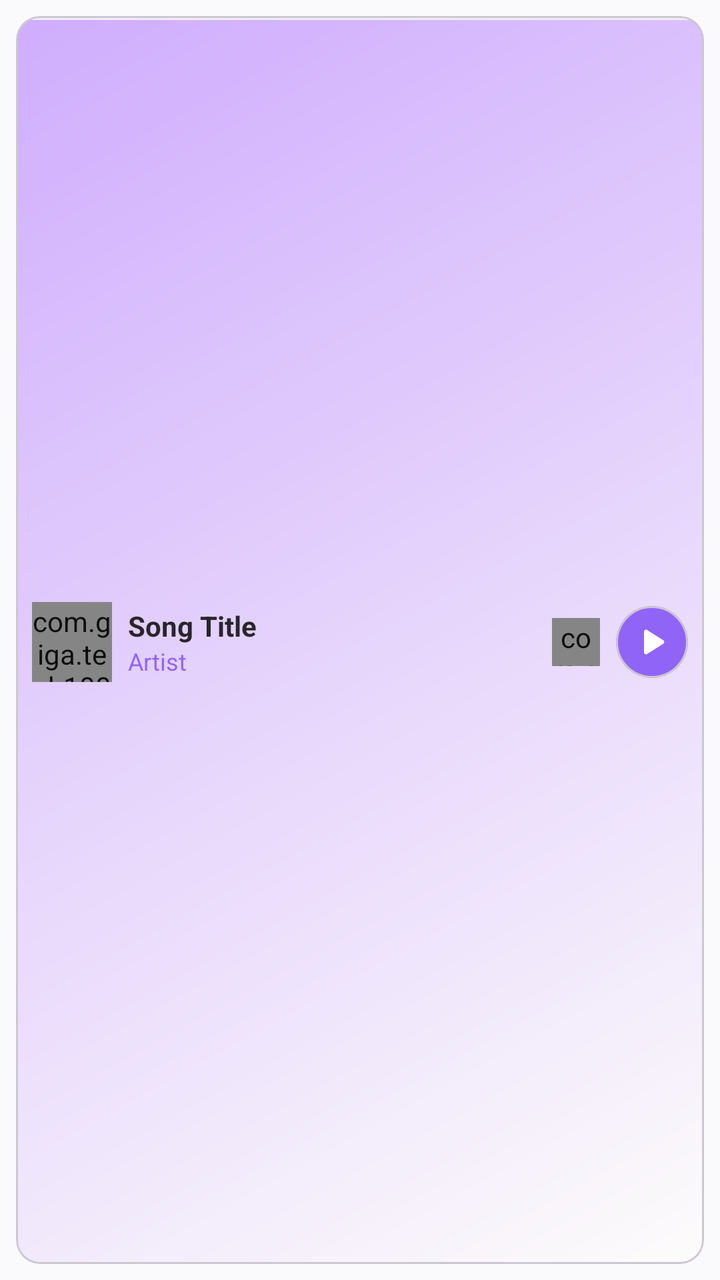
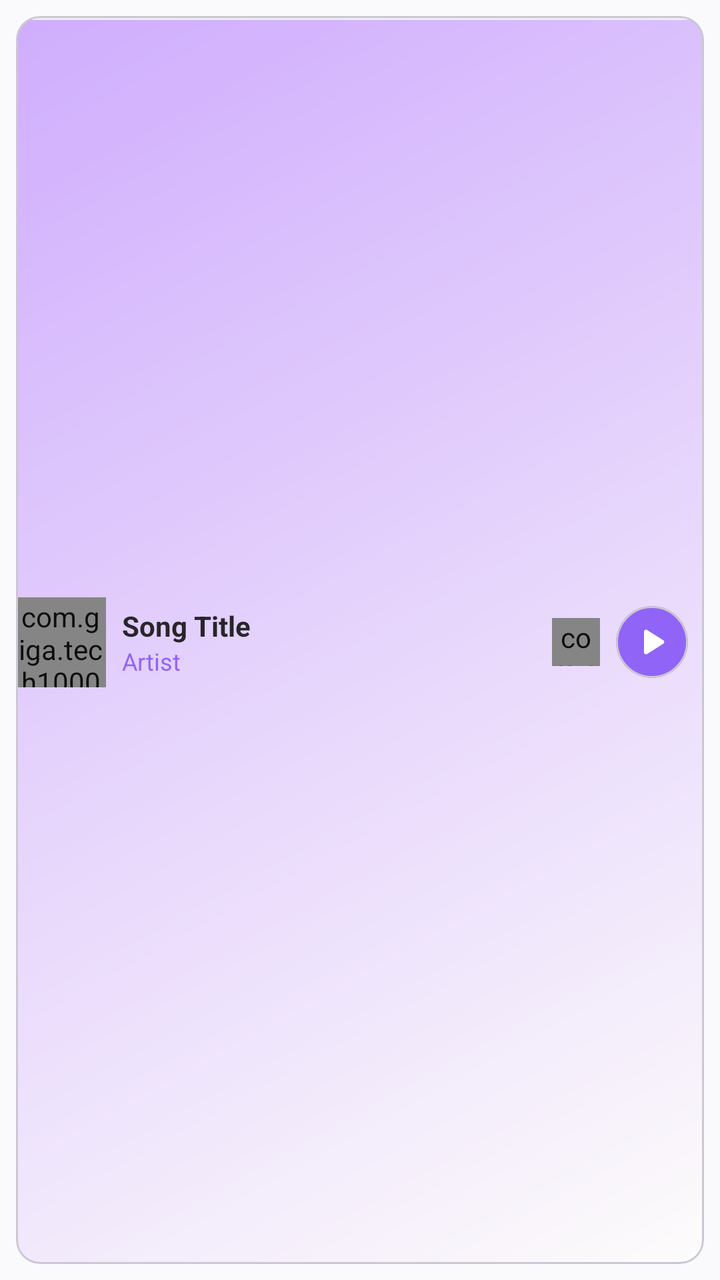

Screens rendered from an Android XML layout before and after an edit, with the pre-edit source and the edit as a unified diff.
<!-- AndroidManifest.xml: application theme Theme.HeartBeatz -->
<!-- res/layout/media_player_bar_bottom_sheet.xml -->
<?xml version="1.0" encoding="utf-8"?>
<FrameLayout xmlns:android="http://schemas.android.com/apk/res/android"
    xmlns:app="http://schemas.android.com/apk/res-auto"
    android:id="@+id/mini_player_view"
    android:layout_width="match_parent"
    android:layout_height="@dimen/media_player_bar_height"
    android:background="?attr/android:colorBackground"
    android:padding="8dp">

    <com.google.android.material.card.MaterialCardView
        android:layout_width="match_parent"
        android:layout_height="match_parent"
        android:alpha="0.95"
        app:cardCornerRadius="12dp"
        app:cardElevation="0dp">

        <LinearLayout
            android:id="@+id/background_view"
            android:layout_width="match_parent"
            android:layout_height="match_parent"
            android:orientation="vertical">

            
            <com.google.android.material.progressindicator.LinearProgressIndicator
                android:id="@+id/progress_bar_indicator"
                android:layout_width="match_parent"
                android:layout_height="6dp"
                android:max="100"
                android:progress="35"
                app:indicatorColor="?attr/colorPrimary"
                app:trackColor="?attr/colorSurfaceVariant"
                app:trackCornerRadius="6dp"
                app:trackThickness="2dp" />

            
            <LinearLayout
                android:id="@+id/mini_player_controls_wrapper"
                android:layout_width="match_parent"
                android:layout_height="match_parent"
                android:gravity="center_vertical"
                android:background="@drawable/bg_vibrant_gradient_2"
                android:orientation="horizontal"
                android:paddingHorizontal="8dp">

                
                <com.giga.tech1000.heartbeatz.theme.GradientImageView
                    android:id="@+id/bar_album_art"
                    android:layout_width="40dp"
                    android:layout_height="40dp"
                    android:scaleType="centerCrop"
                    android:src="@drawable/album_24px"
                    app:shapeAppearanceOverlay="@style/ShapeAppearance.Material3.MediumComponent" />

                
                <LinearLayout
                    android:layout_width="0dp"
                    android:layout_height="wrap_content"
                    android:layout_marginStart="8dp"
                    android:layout_weight="1"
                    android:orientation="vertical">

                    <TextView
                        android:id="@+id/bar_song_title"
                        android:layout_width="wrap_content"
                        android:layout_height="wrap_content"
                        android:maxLines="1"
                        android:ellipsize="marquee"
                        android:singleLine="true"
                        android:focusable="true"
                        android:focusableInTouchMode="true"
                        android:marqueeRepeatLimit="marquee_forever"
                        android:text="Song Title"
                        android:textSize="14sp"
                        android:textStyle="bold"
                        android:textColor="?attr/colorOnSurface" />

                    <TextView
                        android:id="@+id/bar_song_artist"
                        android:layout_width="wrap_content"
                        android:layout_height="wrap_content"
                        android:maxLines="1"
                        android:ellipsize="end"
                        android:text="Artist"
                        android:textSize="12sp"
                        android:textColor="?attr/colorPrimary" />
                </LinearLayout>

                
                <com.giga.tech1000.visualizer_android.visualizer.BarVisualizer
                    android:id="@+id/audio_visualizer_bar"
                    android:layout_width="24dp"
                    android:layout_height="24dp"
                    android:layout_marginHorizontal="8dp"
                    android:background="@android:color/transparent" />

                
                <com.google.android.material.card.MaterialCardView
                    android:id="@+id/bar_play_pause_card"
                    android:layout_width="36dp"
                    android:layout_height="36dp"
                    android:backgroundTint="?attr/colorPrimary"
                    app:cardCornerRadius="18dp"
                    app:cardElevation="0dp">

                    <com.google.android.material.progressindicator.CircularProgressIndicator
                        android:id="@+id/bar_play_pause_progress_indicator"
                        android:layout_width="match_parent"
                        android:layout_height="match_parent"
                        android:visibility="gone"
                        android:progressTint="@color/white"
                        android:layout_gravity="center"
                        android:indeterminateTint="@color/white" />


                    <androidx.appcompat.widget.AppCompatImageButton
                        android:id="@+id/bar_play_pause_btn"
                        android:layout_width="match_parent"
                        android:layout_height="match_parent"
                        android:background="?attr/selectableItemBackgroundBorderless"
                        android:scaleType="centerInside"
                        android:src="@drawable/play_arrow_fill"
                        app:tint="?attr/colorOnPrimary" />
                </com.google.android.material.card.MaterialCardView>

            </LinearLayout>

        </LinearLayout>

    </com.google.android.material.card.MaterialCardView>

</FrameLayout>
<!-- resources referenced by this layout -->
<resources>
  <color name="white">#FFFFFFFF</color>
  <dimen name="media_player_bar_height">64dp</dimen>
  <!-- drawable bg_vibrant_gradient_2 (drawable) -->
  <?xml version="1.0" encoding="utf-8"?>
  <shape xmlns:android="http://schemas.android.com/apk/res/android"
      android:shape="rectangle">
      <gradient
          android:angle="135"
          android:endColor="#CDA9FD"
          android:startColor="#fdfcfb"
          android:type="linear" />
  </shape>
  <!-- drawable play_arrow_fill (drawable) -->
  <vector xmlns:android="http://schemas.android.com/apk/res/android"
      android:width="24dp"
      android:height="24dp"
      android:viewportWidth="960"
      android:viewportHeight="960"
      android:tint="?attr/colorOnSurface">
    <path
        android:fillColor="@android:color/white"
        android:pathData="M320,687L320,273Q320,256 332,244.5Q344,233 360,233Q365,233 370.5,234.5Q376,236 381,239L707,446Q716,452 720.5,461Q725,470 725,480Q725,490 720.5,499Q716,508 707,514L381,721Q376,724 370.5,725.5Q365,727 360,727Q344,727 332,715.5Q320,704 320,687Z"/>
  </vector>
  <style name="Theme.HeartBeatz" parent="Base.Theme.HeartBeatz" />
  <style name="HeartBeatz.PopupMenu" parent="Widget.Material3.PopupMenu">
          
          <item name="android:popupBackground">@drawable/menu_bg_rounded</item>
          
          <item name="android:textAppearanceLarge">@style/HeartBeatz.PopupMenu.TextAppearance</item>
          <item name="android:textAppearanceSmall">@style/HeartBeatz.PopupMenu.TextAppearance</item>
          
          <item name="android:dropDownVerticalOffset">4dp</item>
          <item name="android:dropDownHorizontalOffset">0dp</item>
      </style>
  <color name="hb_primary">#8B5CF6</color>
  <color name="hb_on_primary">#FFFFFF</color>
  <color name="hb_primary_container">#F5F3FF</color>
  <color name="hb_on_primary_container">#2A145F</color>
  <color name="hb_background">#FAFAFC</color>
  <color name="hb_on_background">#CDA9FD</color>
  <color name="bg_start">#CDA9FD</color>
  <color name="bg_end">#fdfcfb</color>
  <color name="hb_surface">#FFFFFF</color>
  <color name="hb_on_surface">#1C1B1F</color>
  <color name="hb_surface_variant">#F0EEF6</color>
  <color name="hb_on_surface_variant">#49454F</color>
  <color name="hb_outline">#E6E6EF</color>
  <color name="hb_control_highlight">#1F000000</color>
  <color name="hb_icon_container">#1A8B5CF6</color>
  <!-- drawable menu_bg_rounded (drawable) -->
  <?xml version="1.0" encoding="utf-8"?>
  <shape xmlns:android="http://schemas.android.com/apk/res/android"
      android:shape="rectangle">
      <solid android:color="?attr/colorSurfaceContainerHigh" />
      <stroke
          android:width="1dp"
          android:color="?attr/colorOutlineVariant" />
      <corners android:radius="16dp" />
      <padding
          android:bottom="10dp"
          android:left="10dp"
          android:right="10dp"
          android:top="10dp" />
  </shape>
  <style name="HeartBeatz.PopupMenu.TextAppearance" parent="TextAppearance.Material3.LabelLarge">
          <item name="android:textColor">@color/white</item>
          <item name="android:textSize">16sp</item>
      </style>
  <!-- unchanged entries left out for length: 2 -->
</resources>

<!-- the commit's change to res/layout/media_player_bar_bottom_sheet.xml (unified diff, before → after) -->
@@ -33,22 +33,27 @@
                 app:trackThickness="2dp" />
 
             
-            <LinearLayout
+            <androidx.constraintlayout.widget.ConstraintLayout
                 android:id="@+id/mini_player_controls_wrapper"
                 android:layout_width="match_parent"
                 android:layout_height="match_parent"
                 android:gravity="center_vertical"
                 android:background="@drawable/bg_vibrant_gradient_2"
                 android:orientation="horizontal"
-                android:paddingHorizontal="8dp">
+                android:paddingStart="0dp"
+                android:paddingEnd="8dp">
 
                 
                 <com.giga.tech1000.heartbeatz.theme.GradientImageView
                     android:id="@+id/bar_album_art"
-                    android:layout_width="40dp"
-                    android:layout_height="40dp"
+                    android:layout_width="45dp"
+                    android:layout_height="0dp"
                     android:scaleType="centerCrop"
                     android:src="@drawable/album_24px"
+                    app:layout_constraintStart_toStartOf="parent"
+                    app:layout_constraintTop_toTopOf="parent"
+                    app:layout_constraintBottom_toBottomOf="parent"
+                    app:layout_constraintDimensionRatio="H,1:1"
                     app:shapeAppearanceOverlay="@style/ShapeAppearance.Material3.MediumComponent" />
 
                 
@@ -57,7 +62,11 @@
                     android:layout_height="wrap_content"
                     android:layout_marginStart="8dp"
                     android:layout_weight="1"
-                    android:orientation="vertical">
+                    android:orientation="vertical"
+                    app:layout_constraintStart_toEndOf="@+id/bar_album_art"
+                    app:layout_constraintTop_toTopOf="parent"
+                    app:layout_constraintBottom_toBottomOf="parent"
+                    app:layout_constraintEnd_toStartOf="@+id/audio_visualizer_bar">
 
                     <TextView
                         android:id="@+id/bar_song_title"
@@ -91,7 +100,10 @@
                     android:layout_width="24dp"
                     android:layout_height="24dp"
                     android:layout_marginHorizontal="8dp"
-                    android:background="@android:color/transparent" />
+                    android:background="@android:color/transparent"
+                    app:layout_constraintTop_toTopOf="parent"
+                    app:layout_constraintBottom_toBottomOf="parent"
+                    app:layout_constraintEnd_toStartOf="@+id/bar_play_pause_card"/>
 
                 
                 <com.google.android.material.card.MaterialCardView
@@ -100,7 +112,10 @@
                     android:layout_height="36dp"
                     android:backgroundTint="?attr/colorPrimary"
                     app:cardCornerRadius="18dp"
-                    app:cardElevation="0dp">
+                    app:cardElevation="0dp"
+                    app:layout_constraintEnd_toEndOf="parent"
+                    app:layout_constraintTop_toTopOf="parent"
+                    app:layout_constraintBottom_toBottomOf="parent">
 
                     <com.google.android.material.progressindicator.CircularProgressIndicator
                         android:id="@+id/bar_play_pause_progress_indicator"
@@ -122,7 +137,7 @@
                         app:tint="?attr/colorOnPrimary" />
                 </com.google.android.material.card.MaterialCardView>
 
-            </LinearLayout>
+            </androidx.constraintlayout.widget.ConstraintLayout>
 
         </LinearLayout>
 
